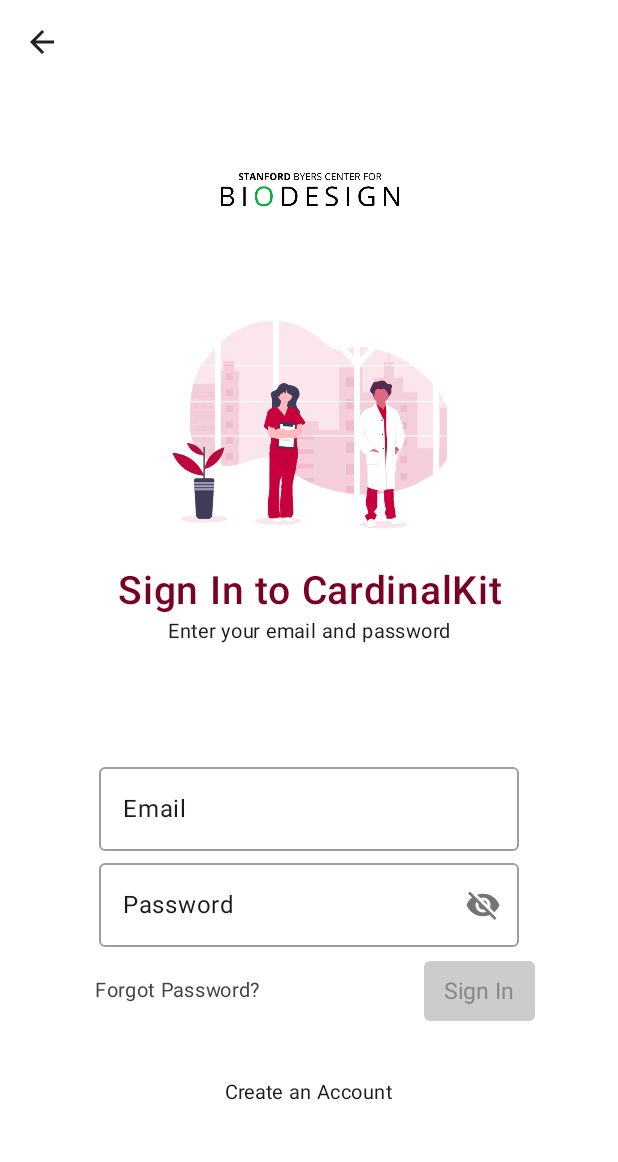
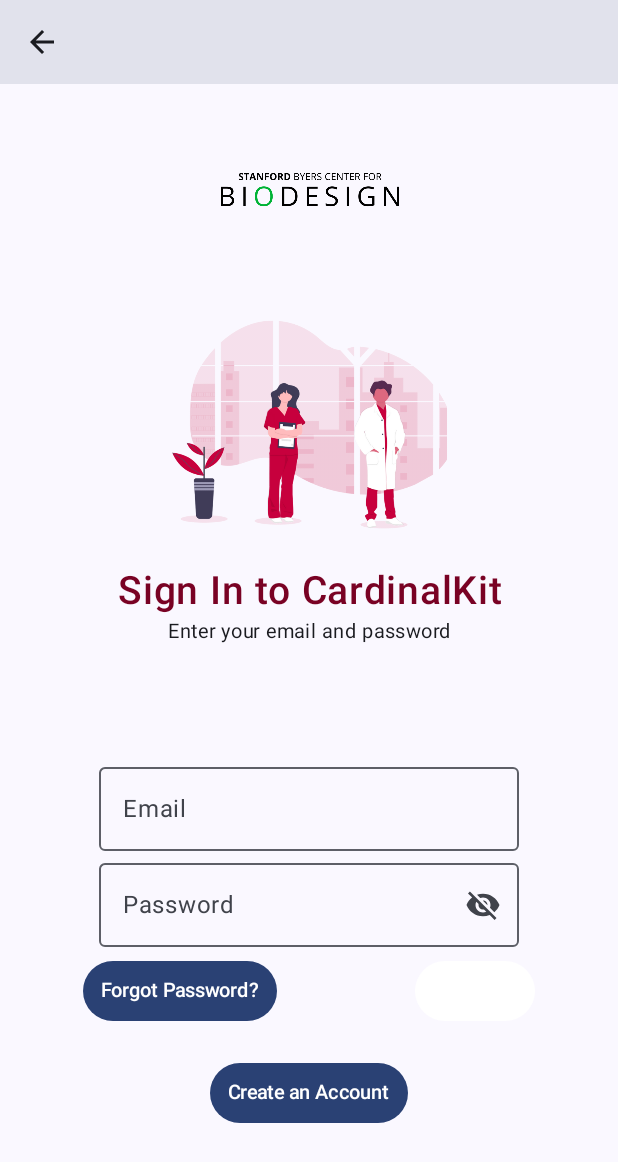
Before and after one commit to CardinalKit/CardinalKit-Android, an Android app built with Jetpack Compose: the Login screen opened through its navigation route, on a phone screen of 412 x 824 dp. Shown: the top 1162 px of the screen. Run offline under Robolectric (Android 15) with nearby library versions, the phone set to English and light mode, and no system bars; our stand-ins replace Dagger/Hilt's generated code, Firebase (no records; nobody signed in at launch, a user with empty details on screens opened directly), accompanist.

Commit message:
Update colors on onboarding screens

```diff
--- a/app/src/main/java/edu/stanford/cardinalkit/presentation/common/ProgressIndicator.kt
+++ b/app/src/main/java/edu/stanford/cardinalkit/presentation/common/ProgressIndicator.kt
@@ -3,11 +3,11 @@
 import androidx.compose.foundation.layout.Box
 import androidx.compose.foundation.layout.fillMaxSize
 import androidx.compose.material.CircularProgressIndicator
+import androidx.compose.material3.MaterialTheme
 import androidx.compose.runtime.Composable
 import androidx.compose.ui.Alignment
 import androidx.compose.ui.Modifier
 import androidx.compose.ui.tooling.preview.Preview
-import edu.stanford.cardinalkit.ui.theme.PrimaryTheme
 
 @Preview(showBackground = true)
 @Composable
@@ -16,6 +16,6 @@
         modifier = Modifier.fillMaxSize(),
         contentAlignment = Alignment.Center
     ){
-        CircularProgressIndicator(color= PrimaryTheme)
+        CircularProgressIndicator(color = MaterialTheme.colorScheme.primary)
     }
 }
--- a/app/src/main/java/edu/stanford/cardinalkit/presentation/login/LoginScreen.kt
+++ b/app/src/main/java/edu/stanford/cardinalkit/presentation/login/LoginScreen.kt
@@ -8,14 +8,12 @@
 import androidx.compose.foundation.Image
 import androidx.compose.foundation.layout.*
 import androidx.compose.foundation.text.KeyboardOptions
-import androidx.compose.material.*
+import androidx.compose.material.TopAppBar
 import androidx.compose.material.icons.Icons
 import androidx.compose.material.icons.filled.ArrowBack
 import androidx.compose.material.icons.filled.Visibility
 import androidx.compose.material.icons.filled.VisibilityOff
-import androidx.compose.material3.ExperimentalMaterial3Api
-import androidx.compose.material3.Scaffold
-import androidx.compose.material3.Text
+import androidx.compose.material3.*
 import androidx.compose.runtime.*
 import androidx.compose.runtime.saveable.rememberSaveable
 import androidx.compose.ui.Alignment
@@ -61,12 +59,12 @@
                         Icon(Icons.Filled.ArrowBack, "back Icon")
                     }
                 },
-                backgroundColor = Color.White,
-                contentColor = Color.Black,
+                backgroundColor = MaterialTheme.colorScheme.surfaceVariant,
+                contentColor = MaterialTheme.colorScheme.onSurfaceVariant,
                 elevation = 0.dp
             )
         },
-        containerColor = Color(0xFFFFFFFF),
+        containerColor = MaterialTheme.colorScheme.surface,
         content = { contentPadding ->
             Column(
                 modifier = Modifier
@@ -132,8 +130,8 @@
                     label = { Text(text = stringResource(R.string.password)) },
                     singleLine = true,
                     colors = TextFieldDefaults.outlinedTextFieldColors(
-                        focusedBorderColor = Color.Gray,
-                        cursorColor = Color.LightGray
+                        focusedBorderColor = MaterialTheme.colorScheme.primary,
+                        cursorColor = MaterialTheme.colorScheme.primary
                     ),
                     visualTransformation = if (passwordVisible) VisualTransformation.None else PasswordVisualTransformation(),
                     keyboardOptions = KeyboardOptions(keyboardType = KeyboardType.Password),
@@ -160,50 +158,54 @@
                     TextButton(
                         onClick = { navController.navigate(Screens.ForgotPasswordScreen.route) },
                         colors = ButtonDefaults.buttonColors(
-                            contentColor = Color.DarkGray,
-                            backgroundColor = Color.White
+                            contentColor = MaterialTheme.colorScheme.onPrimary,
+                            containerColor = MaterialTheme.colorScheme.primary
                         ),
-
                     ) {
                         Text(
                             text = stringResource(R.string.forgot_password_button),
                             fontSize = 13.sp,
-                            color = Color.DarkGray
+                            color = MaterialTheme.colorScheme.onPrimary
                         )
-
                     }
                     TextButton(
                         onClick = {
                             val email = emailAuthCredential.trim()
-                            if(email.isEmpty() and password.isNotEmpty()){
-                                Toast.makeText(context, R.string.email_empty, Toast.LENGTH_SHORT).show()
-                            } else if(password.isEmpty() and email.isNotEmpty()){
-                                Toast.makeText(context, R.string.password_empty, Toast.LENGTH_SHORT).show()
-                            } else if(email.isEmpty() and password.isEmpty()){
-                                Toast.makeText(context, R.string.email_and_password_empty, Toast.LENGTH_SHORT).show()
+                            if (email.isEmpty() and password.isNotEmpty()) {
+                                Toast.makeText(context, R.string.email_empty, Toast.LENGTH_SHORT)
+                                    .show()
+                            } else if (password.isEmpty() and email.isNotEmpty()) {
+                                Toast.makeText(context, R.string.password_empty, Toast.LENGTH_SHORT)
+                                    .show()
+                            } else if (email.isEmpty() and password.isEmpty()) {
+                                Toast.makeText(
+                                    context,
+                                    R.string.email_and_password_empty,
+                                    Toast.LENGTH_SHORT
+                                ).show()
                             } else {
                                 viewModel.signIn(email, password)
                             }
                         },
                         colors = ButtonDefaults.buttonColors(
-                            contentColor = Color.Gray,
-                            backgroundColor = Color.LightGray,
+                            contentColor = MaterialTheme.colorScheme.onPrimary,
+                            containerColor = MaterialTheme.colorScheme.onPrimary,
                         )
                     ) {
                         Text(
                             text = stringResource(R.string.sign_in_button),
                             fontSize = 15.sp,
                             modifier = Modifier.padding(horizontal = 5.dp),
-                            color = Color.Gray
+                            color = MaterialTheme.colorScheme.onPrimary
                         )
                     }
                 }
                 Spacer(modifier = Modifier.height(20.dp))
                 TextButton(
-                    onClick = {navController.navigate(Screens.RegisterScreen.route)},
+                    onClick = { navController.navigate(Screens.RegisterScreen.route) },
                     colors = ButtonDefaults.buttonColors(
-                        contentColor = Color.Gray,
-                        backgroundColor = Color.White
+                        contentColor = MaterialTheme.colorScheme.onPrimary,
+                        containerColor = MaterialTheme.colorScheme.primary
                     ),
                 ) {
                     Text(
@@ -215,7 +217,8 @@
         }
     )
 
-    val launcher = rememberLauncherForActivityResult(ActivityResultContracts.StartIntentSenderForResult()) { result ->
+    val launcher =
+        rememberLauncherForActivityResult(ActivityResultContracts.StartIntentSenderForResult()) { result ->
             if (result.resultCode == RESULT_OK) {
                 try {
                     val credentials = viewModel.client.getSignInCredentialFromIntent(result.data)
@@ -233,7 +236,7 @@
         launcher.launch(intent)
     }
 
-    when(val oneTapSignInResponse = viewModel.oneTapSignInState.value) {
+    when (val oneTapSignInResponse = viewModel.oneTapSignInState.value) {
         is Response.Loading -> ProgressIndicator()
         is Response.Success -> {
             oneTapSignInResponse.data?.let {
@@ -255,7 +258,7 @@
         }
     }
 
-    when(val signInResponse = viewModel.signInState.value) {
+    when (val signInResponse = viewModel.signInState.value) {
         is Response.Loading -> ProgressIndicator()
         is Response.Error -> signInResponse.e?.let {
             Toast.makeText(context, it.message, Toast.LENGTH_SHORT).show()
@@ -263,12 +266,11 @@
         is Response.Success -> {}
     }
 
-    when(val saveUserResponse = viewModel.saveUserState.value) {
+    when (val saveUserResponse = viewModel.saveUserState.value) {
         is Response.Loading -> ProgressIndicator()
         is Response.Error -> saveUserResponse.e?.let {
             Toast.makeText(context, it.message, Toast.LENGTH_SHORT).show()
         }
         is Response.Success -> {}
     }
-
 }
```
Also changed, not shown: app/src/main/java/edu/stanford/cardinalkit/presentation/login/SignInMethod.kt (+49 -37 lines), app/src/main/java/edu/stanford/cardinalkit/presentation/onboarding/Review.kt (+7 -6 lines), app/src/main/java/edu/stanford/cardinalkit/presentation/onboarding/Signature.kt (+13 -16 lines), app/src/main/java/edu/stanford/cardinalkit/presentation/register/RegisterMethod.kt (+47 -28 lines), app/src/main/java/edu/stanford/cardinalkit/presentation/register/RegisterScreen.kt (+106 -75 lines), app/src/main/java/edu/stanford/cardinalkit/presentation/welcome/WelcomeScreen.kt (+7 -6 lines). Lines whose indentation alone changed are shown as unchanged.
